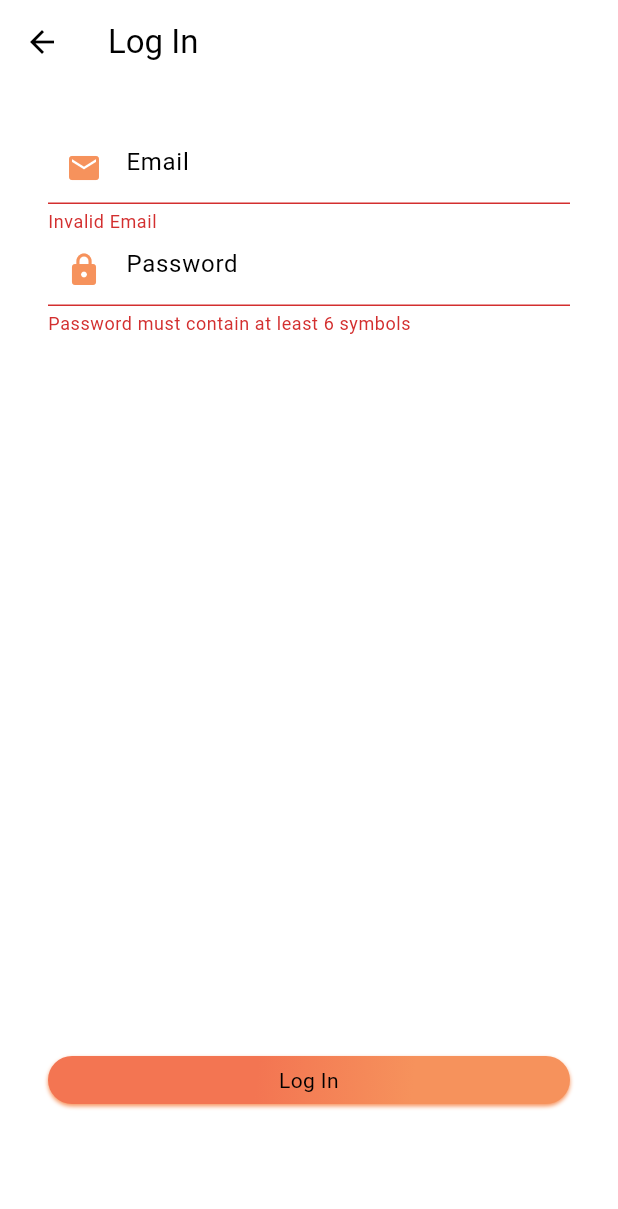
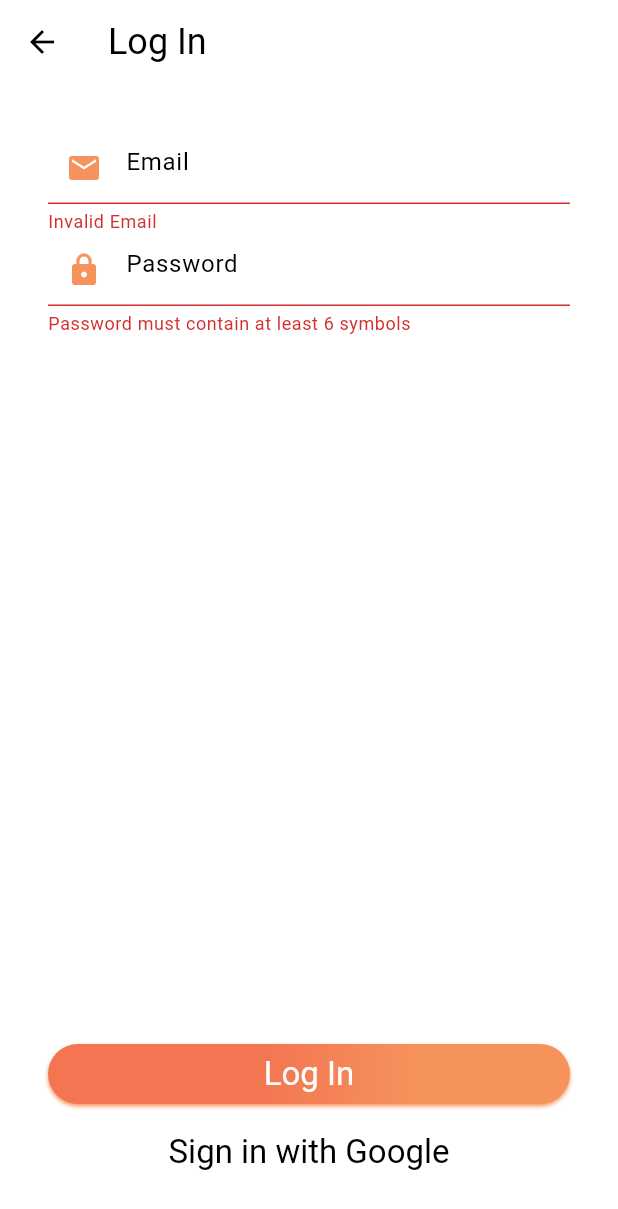
Before and after one commit to BinaryLurkerex/recipe_service, a Flutter app: the screen it shows after launch, after a tap on "Log In", on a phone screen of 412 x 824 dp. Shown: the top 1209 px of the screen. Run offline on Flutter 3.47's test engine with Material 2 defaults, Android fonts, the phone set to English and light mode, and no system bars; our stand-ins replace awesome_bottom_bar, dartz, firebase_auth, firebase_core, flutter_bloc, flutter_svg and 5 more; accounts and stored records are empty; generated files the repository leaves out were written again; Roboto replaces fonts that are missing (SF-Pro).

```diff
--- a/lib/presentation/sign_in/components/log_in_form.dart
+++ b/lib/presentation/sign_in/components/log_in_form.dart
@@ -11,7 +11,10 @@
   Widget build(BuildContext context) {
     return Scaffold(
       appBar: AppBar(
-        title: const Text('Log In'),
+        title: Text(
+          'Log In',
+          style: Theme.of(context).textTheme.headlineSmall,
+        ),
       ),
       body: SafeArea(
         child: Padding(
@@ -59,6 +62,7 @@
                         hintText: 'Email',
                         errorText: state.emailAddress.value.fold(
                           (failure) => failure.mapOrNull(
+                            empty: (_) => null,
                             invalidEmail: (_) => 'Invalid Email',
                           ),
                           (_) => null,
@@ -81,6 +85,7 @@
                         hintText: 'Password',
                         errorText: state.password.value.fold(
                           (failure) => failure.mapOrNull(
+                            empty: (_) => null,
                             shortPassword: (_) => 'Password must contain at least 6 symbols',
                           ),
                           (_) => null,
@@ -104,6 +109,7 @@
                       child: Text(
                         'Log In',
                         textAlign: TextAlign.center,
+                        style: Theme.of(context).textTheme.titleLarge?.copyWith(color: Colors.white),
                       ),
                     ),
                     const SizedBox(height: 8.0),
@@ -123,6 +129,7 @@
                         child: Text(
                           'Sign in with Google',
                           textAlign: TextAlign.center,
+                          style: Theme.of(context).textTheme.titleLarge?.copyWith(color: Colors.black),
                         ),
                       ),
                     ),
--- a/lib/presentation/sign_in/widgets/sign_in_form.dart
+++ b/lib/presentation/sign_in/widgets/sign_in_form.dart
@@ -19,6 +19,7 @@
                 BlocProvider.of<AuthBloc>(context).add(
                   const AuthEvent.authCheck(),
                 );
+                Navigator.of(context).pop();
               },
             ),
           },
@@ -28,10 +29,8 @@
         child: Padding(
           padding: const EdgeInsets.all(32.0),
           child: Column(
-            mainAxisAlignment: MainAxisAlignment.center,
-            crossAxisAlignment: CrossAxisAlignment.center,
             children: [
-              const _Content(),
+              const Expanded(child: _Content()),
               _OptionButtons(
                 onSignUpPressed: () {
                   Navigator.of(context).push(
@@ -67,22 +66,25 @@
 
   @override
   Widget build(BuildContext context) {
-    return FittedBox(
-      child: Column(
-        mainAxisAlignment: MainAxisAlignment.center,
-        crossAxisAlignment: CrossAxisAlignment.center,
+    return Column(
+      mainAxisAlignment: MainAxisAlignment.spaceEvenly,
       children: [
         SvgPicture.asset(_loginSvgPath),
-          const Text(
+        Column(
+          children: [
+            Text(
               'Recipes',
               textAlign: TextAlign.center,
+              style: Theme.of(context).textTheme.displaySmall?.copyWith(color: Colors.black),
             ),
-          const Text(
-            'By mof mfua Students',
+            Text(
+              'By mfua Students',
               textAlign: TextAlign.center,
+              style: Theme.of(context).textTheme.headlineSmall?.copyWith(color: Colors.black),
             ),
           ],
-      ),
+        )
+      ],
     );
   }
 }
@@ -104,16 +106,32 @@
         maxWidth: 320.0,
       ),
       child: Column(
-        mainAxisSize: MainAxisSize.min,
         children: [
-          _GradientButton(
+          //TODO: Solve size fail
+
+          // _GradientButton(
+          //   onPressed: onSignUpPressed,
+          //   gradient: DefaultGradient(context),
+          //   child: SizedBox(
+          //     width: double.infinity,
+          //     child: Text(
+          //       'Sign Up',
+          //       textAlign: TextAlign.center,
+          //       style: Theme.of(context).textTheme.headlineSmall?.copyWith(color: Colors.black),
+          //     ),
+          //   ),
+          // ),
+          FilledButton(
             onPressed: onSignUpPressed,
-            gradient: DefaultGradient(context),
+            style: const ButtonStyle(
+              backgroundColor: MaterialStatePropertyAll(Colors.white),
+            ),
             child: SizedBox(
               width: double.infinity,
               child: Text(
                 'Sign Up',
                 textAlign: TextAlign.center,
+                style: Theme.of(context).textTheme.titleLarge?.copyWith(color: Colors.black),
               ),
             ),
           ),
@@ -128,6 +146,7 @@
               child: Text(
                 'Log In',
                 textAlign: TextAlign.center,
+                style: Theme.of(context).textTheme.titleLarge?.copyWith(color: Colors.black),
               ),
             ),
           ),
```
Also changed, not shown: lib/application/auth/sign_in/sign_in_bloc.dart (+18 -18 lines), lib/presentation/sign_in/components/sign_up_form.dart (+24 -1 lines). Lines whose indentation alone changed are shown as unchanged.
